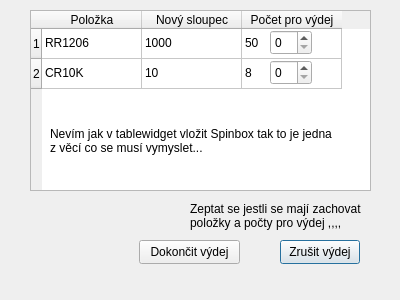
Vcpavel31/PPPart, file PPPart/vydej.ui: the form before one commit.
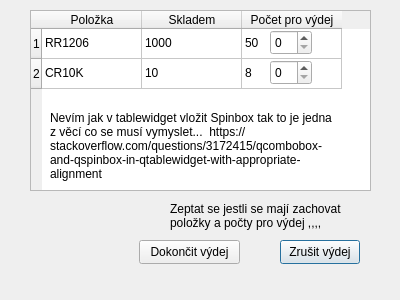
The form after the commit.

What changed in the file:
```diff
--- a/PPPart/vydej.ui
+++ b/PPPart/vydej.ui
@@ -39,7 +39,7 @@
    </column>
    <column>
     <property name="text">
-     <string>Nový sloupec</string>
+     <string>Skladem</string>
     </property>
    </column>
    <column>
@@ -104,11 +104,11 @@
      <x>50</x>
      <y>110</y>
      <width>291</width>
-     <height>61</height>
+     <height>71</height>
     </rect>
    </property>
    <property name="text">
-    <string>Nevím jak v tablewidget vložit Spinbox tak to je jedna z věcí co se musí vymyslet...</string>
+    <string>Nevím jak v tablewidget vložit Spinbox tak to je jedna z věcí co se musí vymyslet...  https://stackoverflow.com/questions/3172415/qcombobox-and-qspinbox-in-qtablewidget-with-appropriate-alignment</string>
    </property>
    <property name="scaledContents">
     <bool>true</bool>
@@ -146,7 +146,7 @@
   <widget class="QLabel" name="label_2">
    <property name="geometry">
     <rect>
-     <x>190</x>
+     <x>170</x>
      <y>200</y>
      <width>191</width>
      <height>31</height>
```
Left out of the diff: 6 changed lines with no effect on the pictures.
